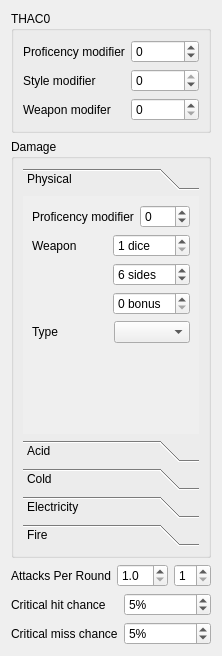
First picture: the form in src/weaponarrangementwidget.ui, repository moebiusproject/moebiustoolkit, before the edit.
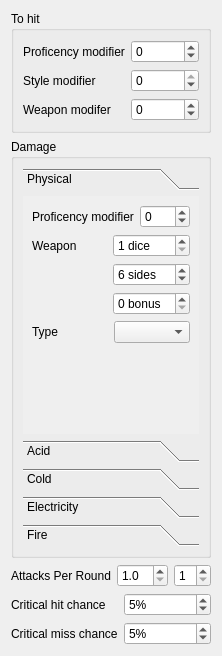
Second picture: the form after the edit. Custom widgets are drawn as their Qt base class.

Commit message: Add many tooltips in Damage Calculator's widgets

```diff
--- a/src/weaponarrangementwidget.ui
+++ b/src/weaponarrangementwidget.ui
@@ -14,7 +14,7 @@
    <item>
     <widget class="QGroupBox" name="thac0Group">
      <property name="title">
-      <string>THAC0</string>
+      <string>To hit</string>
      </property>
      <layout class="QGridLayout" name="gridLayout_4">
       <item row="0" column="0">
@@ -60,8 +60,14 @@
       </item>
       <item row="2" column="1">
        <widget class="QSpinBox" name="weaponThac0Modifier">
+        <property name="toolTip">
+         <string>Bonus or penalty to hit coming from the weapon. Normally it's the same level of the enchantment, so a +2 weapon provides +2 to hit.</string>
+        </property>
+        <property name="minimum">
+         <number>-10</number>
+        </property>
         <property name="maximum">
-         <number>6</number>
+         <number>10</number>
         </property>
        </widget>
       </item>
```
Left out of the diff: 42 changed lines with no effect on the pictures. The commit also changes 1 other file.
